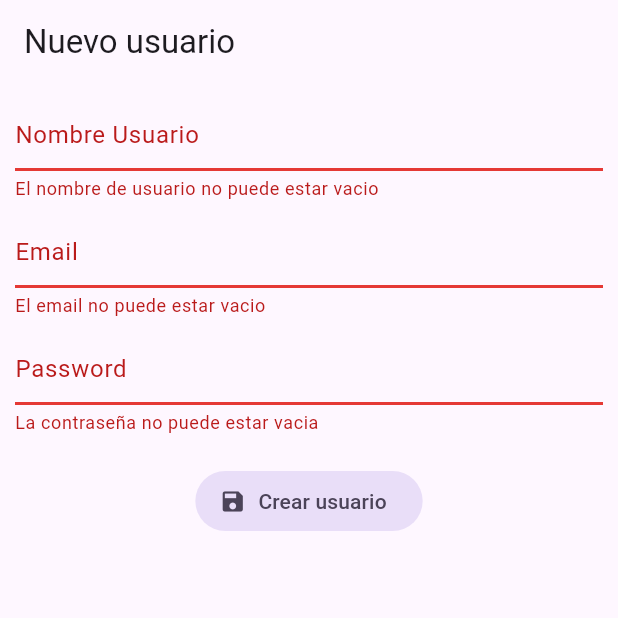
After one commit to Andywarrior07/flutter-form-app, a Flutter app: the RegisterScreen screen opened by its route, after a tap on "Crear usuario", on a phone screen of 412 x 824 dp, the top half of it. The commit adds this screen. Run offline on Flutter 3.47's test engine with Material 2 defaults, Android fonts, the phone set to English and light mode, and no system bars; our stand-ins replace equatable, flutter_bloc, formz, go_router.

Commit message:
Add formz and form validation

```diff
--- a/lib/config/router/app_router.dart
+++ b/lib/config/router/app_router.dart
@@ -14,4 +14,8 @@ final appRouter = GoRouter(routes: [
     path: '/bloc',
     builder: (context, state) => const BlocScreen(),
   ),
+  GoRoute(
+    path: '/register',
+    builder: (context, state) => const RegisterScreen(),
+  ),
 ]);
--- /dev/null
+++ b/lib/infraestructure/inputs/email.dart
@@ -0,0 +1,37 @@
+import 'package:formz/formz.dart';
+
+enum EmailError { empty, validEmail }
+
+class Email extends FormzInput<String, EmailError> {
+  const Email.pure() : super.pure('');
+  const Email.dirty(String value) : super.dirty(value);
+
+  String? get errorMessage {
+    if (displayError == EmailError.empty) {
+      return 'El email no puede estar vacio';
+    }
+
+    if (displayError == EmailError.validEmail) {
+      return 'El email no es valido';
+    }
+
+    return null;
+  }
+
+  @override
+  EmailError? validator(String value) {
+    if (value.isEmpty || value.trim().isEmpty) {
+      return EmailError.empty;
+    }
+
+    final emailRegExp = RegExp(
+      r'^.+@[a-zA-Z]+\.{1}[a-zA-Z]+(\.{0,1}[a-zA-Z]+)$',
+    );
+
+    if (!emailRegExp.hasMatch(value)) {
+      return EmailError.validEmail;
+    }
+
+    return null;
+  }
+}
--- /dev/null
+++ b/lib/infraestructure/inputs/inputs.dart
@@ -0,0 +1,3 @@
+export 'package:forms_app/infraestructure/inputs/email.dart';
+export 'package:forms_app/infraestructure/inputs/password.dart';
+export 'package:forms_app/infraestructure/inputs/username.dart';
--- /dev/null
+++ b/lib/infraestructure/inputs/password.dart
@@ -0,0 +1,32 @@
+import 'package:formz/formz.dart';
+
+enum PasswordError { empty, length }
+
+class Password extends FormzInput<String, PasswordError> {
+  const Password.pure() : super.pure('');
+  const Password.dirty(String value) : super.dirty(value);
+
+  String? get errorMessage {
+    if (displayError == PasswordError.empty) {
+      return 'La contraseña no puede estar vacia';
+    }
+
+    if (displayError == PasswordError.length) {
+      return 'La contraseña debe tener al menos 6 caracteres';
+    }
+
+    return null;
+  }
+
+  @override
+  PasswordError? validator(String value) {
+    if (value.isEmpty || value.trim().isEmpty) {
+      return PasswordError.empty;
+    }
+
+    if (value.length < 6) {
+      return PasswordError.length;
+    }
+    return null;
+  }
+}
--- /dev/null
+++ b/lib/infraestructure/inputs/username.dart
@@ -0,0 +1,32 @@
+import 'package:formz/formz.dart';
+
+enum UsernameError { empty, length }
+
+class Username extends FormzInput<String, UsernameError> {
+  const Username.pure() : super.pure('');
+  const Username.dirty(String value) : super.dirty(value);
+
+  String? get errorMessage {
+    if (displayError == UsernameError.empty) {
+      return 'El nombre de usuario no puede estar vacio';
+    }
+
+    if (displayError == UsernameError.length) {
+      return 'El nombre de usuario debe tener al menos 6 caracteres';
+    }
+
+    return null;
+  }
+
+  @override
+  UsernameError? validator(String value) {
+    if (value.isEmpty || value.trim().isEmpty) {
+      return UsernameError.empty;
+    }
+
+    if (value.length < 6) {
+      return UsernameError.length;
+    }
+    return null;
+  }
+}
--- /dev/null
+++ b/lib/presentation/blocs/register_cubit/register_cubit.dart
@@ -0,0 +1,63 @@
+import 'package:flutter_bloc/flutter_bloc.dart';
+import 'package:equatable/equatable.dart';
+import 'package:forms_app/infraestructure/inputs/inputs.dart';
+import 'package:formz/formz.dart';
+
+part 'register_state.dart';
+
+class RegisterCubit extends Cubit<RegisterState> {
+  RegisterCubit() : super(const RegisterState());
+
+  void onSubmit() {
+    emit(
+      state.copyWith(
+        formStatus: FormStatus.validating,
+        username: Username.dirty(state.username.value),
+        password: Password.dirty(state.password.value),
+        email: Email.dirty(state.email.value),
+        isValid: Formz.validate([
+          state.username,
+          state.password,
+          state.email,
+        ]),
+      ),
+    );
+
+    print('Submit: $state');
+  }
+
+  dynamic usernameChanged(String? value) {
+    final username = Username.dirty(value!);
+
+    emit(
+      state.copyWith(
+        username: username,
+        isValid: Formz.validate([username, state.email, state.password]),
+      ),
+    );
+  }
+
+  dynamic emailChanged(String? value) {
+    final email = Email.dirty(value!);
+
+    emit(
+      state.copyWith(
+        email: email,
+        isValid: Formz.validate([email, state.username, state.password]),
+      ),
+    );
+  }
+
+  dynamic passwordChanged(String? value) {
+    final password = Password.dirty(value!);
+
+    emit(
+      state.copyWith(
+        password: password,
+        isValid: Formz.validate(
+          [password, state.username, state.email],
+        ),
+      ),
+    );
+  }
+}
--- /dev/null
+++ b/lib/presentation/blocs/register_cubit/register_state.dart
@@ -0,0 +1,37 @@
+part of 'register_cubit.dart';
+
+enum FormStatus { invalid, valid, validating }
+
+class RegisterState extends Equatable {
+  final Username username;
+  final Email email;
+  final Password password;
+  final bool isValid;
+  final FormStatus formStatus;
+
+  const RegisterState({
+    this.username = const Username.pure(),
+    this.email = const Email.pure(),
+    this.password = const Password.pure(),
+    this.isValid = false,
+    this.formStatus = FormStatus.invalid,
+  });
+
+  RegisterState copyWith({
+    Username? username,
+    Email? email,
+    Password? password,
+    bool? isValid,
+    FormStatus? formStatus,
+  }) =>
+      RegisterState(
+        username: username ?? this.username,
+        email: email ?? this.email,
+        password: password ?? this.password,
+        isValid: isValid ?? this.isValid,
+        formStatus: formStatus ?? this.formStatus,
+      );
+
+  @override
+  List<Object> get props => [username, email, password, isValid, formStatus];
+}
--- a/lib/presentation/screens/home_screen.dart
+++ b/lib/presentation/screens/home_screen.dart
@@ -25,6 +25,12 @@ class HomeScreen extends StatelessWidget {
           padding: EdgeInsets.symmetric(horizontal: 10),
           child: Divider(),
         ),
+        ListTile(
+          title: const Text('Nuevo usuario'),
+          subtitle: const Text('Manejo de formularios'),
+          trailing: const Icon(Icons.arrow_forward_ios_rounded),
+          onTap: () => context.push('/register'),
+        ),
       ],
     ));
   }
--- /dev/null
+++ b/lib/presentation/screens/register_screen.dart
@@ -0,0 +1,86 @@
+import 'package:flutter/material.dart';
+import 'package:flutter_bloc/flutter_bloc.dart';
+import 'package:forms_app/presentation/blocs/register_cubit/register_cubit.dart';
+import 'package:forms_app/presentation/widgets/widgets.dart';
+
+class RegisterScreen extends StatelessWidget {
+  const RegisterScreen({super.key});
+
+  @override
+  Widget build(BuildContext context) {
+    return Scaffold(
+      appBar: AppBar(
+        title: const Text('Nuevo usuario'),
+      ),
+      body: BlocProvider(
+        create: (context) => RegisterCubit(),
+        child: const _RegisterView(),
+      ),
+    );
+  }
+}
+
+class _RegisterView extends StatelessWidget {
+  const _RegisterView();
+
+  @override
+  Widget build(BuildContext context) {
+    return const SafeArea(
+      child: Padding(
+        padding: EdgeInsets.symmetric(horizontal: 10, vertical: 10),
+        child: Column(
+          children: [
+            _RegisterForm(),
+            SizedBox(height: 20),
+          ],
+        ),
+      ),
+    );
+  }
+}
+
+class _RegisterForm extends StatelessWidget {
+  const _RegisterForm();
+
+  @override
+  Widget build(BuildContext context) {
+    final registerCubit = context.watch<RegisterCubit>();
+    final username = registerCubit.state.username;
+    final email = registerCubit.state.email;
+    final password = registerCubit.state.password;
+
+    return Form(
+      child: Column(
+        children: [
+          Input(
+            label: 'Nombre Usuario',
+            onChanged: registerCubit.usernameChanged,
+            errorText: username.errorMessage,
+          ),
+          const SizedBox(height: 10),
+          Input(
+            label: 'Email',
+            hintText: 'john@doe.dev',
+            onChanged: registerCubit.emailChanged,
+            errorText: email.errorMessage,
+          ),
+          const SizedBox(height: 10),
+          Input(
+            label: 'Password',
+            obscureText: true,
+            onChanged: registerCubit.passwordChanged,
+            errorText: password.errorMessage,
+          ),
+          const SizedBox(height: 20),
+          FilledButton.tonalIcon(
+            onPressed: () {
+              registerCubit.onSubmit();
+            },
+            icon: const Icon(Icons.save),
+            label: const Text('Crear usuario'),
+          ),
+        ],
+      ),
+    );
+  }
+}
--- a/lib/presentation/screens/screens.dart
+++ b/lib/presentation/screens/screens.dart
@@ -1,3 +1,4 @@
+export 'package:forms_app/presentation/screens/register_screen.dart';
 export 'package:forms_app/presentation/screens/bloc_screen.dart';
 export 'package:forms_app/presentation/screens/cubit_screen.dart';
 export 'package:forms_app/presentation/screens/home_screen.dart';
--- /dev/null
+++ b/lib/presentation/widgets/input/input.dart
@@ -0,0 +1,43 @@
+import 'package:flutter/material.dart';
+
+class Input extends StatelessWidget {
+  final String label;
+  final String? hintText;
+  final String? errorText;
+  final bool? obscureText;
+  final Function(String?) onChanged;
+  final String? Function(String?)? validator;
+
+  const Input({
+    super.key,
+    required this.label,
+    this.errorText,
+    required this.onChanged,
+    this.validator,
+    this.obscureText,
+    this.hintText,
+  });
+
+  @override
+  Widget build(BuildContext context) {
+    return TextFormField(
+      decoration: InputDecoration(
+        labelText: label,
+        isDense: true,
+        hintText: hintText,
+
+        // prefixIcon: Icon(Icons.verified_user_outlined),
+        errorText: errorText,
+        errorBorder: UnderlineInputBorder(
+          borderSide: BorderSide(
+            color: Colors.red.shade600,
+            width: 2,
+          ),
+        ),
+      ),
+      obscureText: obscureText ?? false,
+      onChanged: onChanged,
+      validator: validator,
+    );
+  }
+}
--- /dev/null
+++ b/lib/presentation/widgets/widgets.dart
@@ -0,0 +1 @@
+export 'package:forms_app/presentation/widgets/input/input.dart';
--- a/pubspec.yaml
+++ b/pubspec.yaml
@@ -11,6 +11,7 @@ dependencies:
   flutter:
     sdk: flutter
   flutter_bloc: ^8.1.3
+  formz: ^0.6.0
   go_router: ^8.1.0
 
 dev_dependencies:
```
Also changed, not shown: pubspec.lock.
